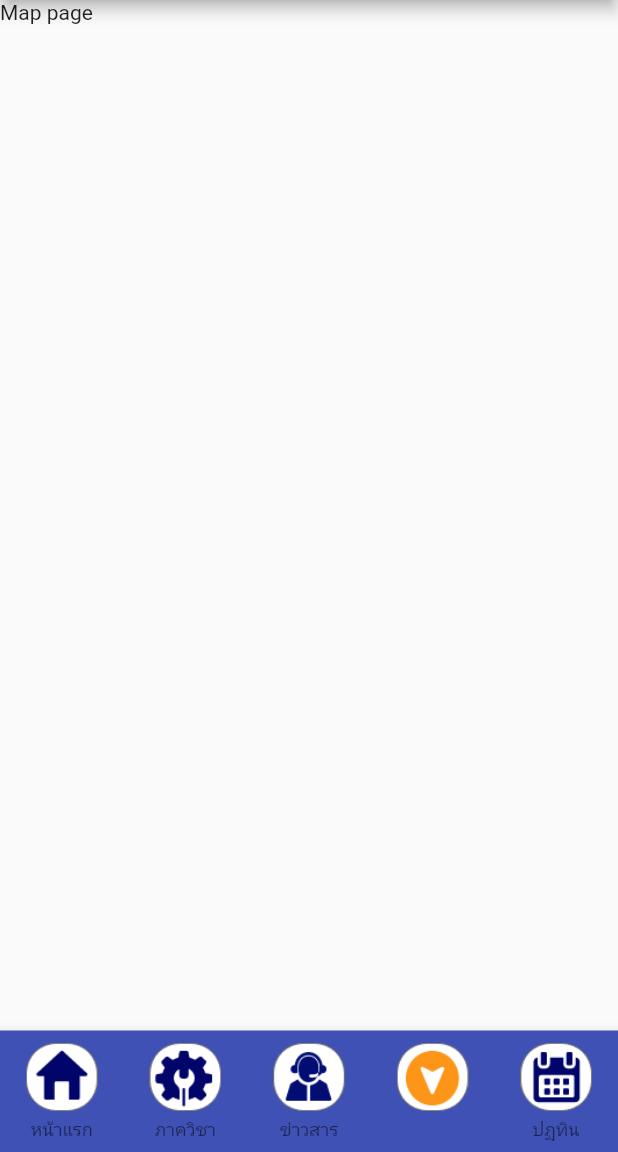
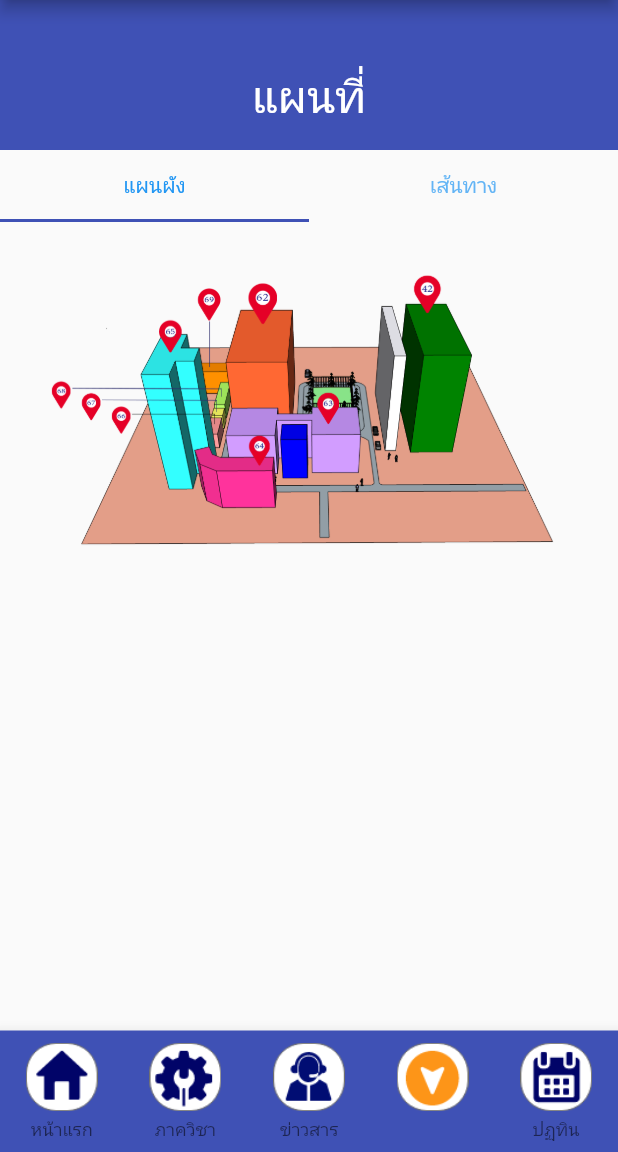
Before and after one commit to masterUNG/Citkmutnb, a Flutter app: the screen it shows after launch, item 4 of the bottom bar chosen, on a phone screen of 412 x 824 dp, the part 84-1236 px from its top. Run offline on Flutter 3.47's test engine with Material 2 defaults, Android fonts, the phone set to English and light mode, and no system bars; our stand-ins replace dio.

Commit message:
update  6july63

```diff
--- a/lib/page/service.dart
+++ b/lib/page/service.dart
@@ -36,7 +36,7 @@ class _ServiceState extends State<Service> {
               borderRadius: BorderRadius.circular(15.0),
             ),
             color: Colors.orange,
-            // onPressed: () => routeToDegee(0),
+            onPressed: () {},
             child: Text(
               'คลังข้อสอบ',
               style:
@@ -60,7 +60,7 @@ class _ServiceState extends State<Service> {
               borderRadius: BorderRadius.circular(15.0),
             ),
             color: Colors.orange,
-            // onPressed: () => routeToDegee(1),
+            onPressed: () {},
             child: Text(
               'ดาวน์โหลด',
               style:
--- a/lib/utility/my_constant.dart
+++ b/lib/utility/my_constant.dart
@@ -1,3 +1,3 @@
 class MyConstant {
-  String domain = 'http://332f7cef1b65.ngrok.io';
+  String domain = 'http://d671b9f7b0f4.ngrok.io';
 }
--- /dev/null
+++ b/lib/widget/diagram.dart
@@ -0,0 +1,20 @@
+import 'package:flutter/cupertino.dart';
+
+class Diagram extends StatelessWidget {
+  @override
+  Widget build(BuildContext context) {
+    return ListView(
+      padding: EdgeInsets.all(25),
+      children: <Widget>[
+        showlogo(),
+
+      ],
+    );
+  }
+
+  Container showlogo() => Container(
+        // width: 500,
+        height: 260,
+        child: Image.asset('images/diagram.png',fit: BoxFit.cover,),
+      );
+  }
--- a/lib/widget/map_page.dart
+++ b/lib/widget/map_page.dart
@@ -1,3 +1,5 @@
+import 'package:citkmutnb/widget/diagram.dart';
+import 'package:citkmutnb/widget/path.dart';
 import 'package:flutter/material.dart';
 
 class MapPage extends StatefulWidget {
@@ -8,8 +10,94 @@ class MapPage extends StatefulWidget {
 class _MapPageState extends State<MapPage> {
   @override
   Widget build(BuildContext context) {
-    return Text(
-      'Map page'
+    return Scaffold(
+      body: DefaultTabController(
+        length: 2,
+        child: NestedScrollView(
+          headerSliverBuilder: (BuildContext context, bool innerBoxIsScrolled) {
+            return <Widget>[
+              SliverAppBar(
+                expandedHeight: 100,
+                floating: false,
+                pinned: true,
+                flexibleSpace: FlexibleSpaceBar(
+                  centerTitle: true,
+                  title: Text("แผนที่",
+                      style: TextStyle(
+                        color: Colors.white,
+                        fontSize: 20.0,
+                      )),
+                  // background: Image.network(
+                  //   "https://images.pexels.com/photos/396547/pexels-photo-396547.jpeg?auto=compress&cs=tinysrgb&h=350",
+                  //   fit: BoxFit.cover,
+                  // ),
+                ),
+              ),
+              // SliverAppBar(
+              //   title: Text('แผนที่'),
+              //   snap: true,
+              //   floating: true,
+              //   elevation: 6,
+              //   expandedHeight: 50,
+              //   pinned: true,
+              //   // flexibleSpace: FlexibleSpaceBar(
+              //   //   background: Image.asset(
+              //   //     'images/Pak7.png',
+              //   //     fit: BoxFit.cover,
+              //   //   ),
+              //   // ),
+              // ),
+              SliverPersistentHeader(
+                delegate: _SliverAppBarDelegate(
+                  TabBar(
+                    labelColor: Colors.blue,
+                    tabs: [
+                      Tab(
+                        text: 'แผนผัง',
+                      ),
+                      Tab(
+                        text: 'เส้นทาง',
+                      ),
+                    ],
+                  ),
+                ),
+                pinned: true,
+              ),
+            ];
+          },
+          body: TabBarView(
+            children: <Widget>[
+              Diagram(),
+              Path(),
+            ],
+          ),
+        ),
+      ),
     );
   }
 }
+
+class _SliverAppBarDelegate extends SliverPersistentHeaderDelegate {
+  _SliverAppBarDelegate(this._tabBar);
+
+  final TabBar _tabBar;
+
+  @override
+  double get minExtent => _tabBar.preferredSize.height;
+
+  @override
+  double get maxExtent => _tabBar.preferredSize.height;
+
+  @override
+  Widget build(
+      BuildContext context, double shrinkOffset, bool overlapsContent) {
+    return new Container(
+      child: _tabBar,
+    );
+  }
+
+  @override
+  bool shouldRebuild(_SliverAppBarDelegate oldDelegate) {
+    return false;
+  }
+}
```
Also changed, not shown: lib/page/show_list_degee.dart (+30 -5 lines), lib/widget/path.dart (added, +8 -0 lines), images/diagram.png (added).
